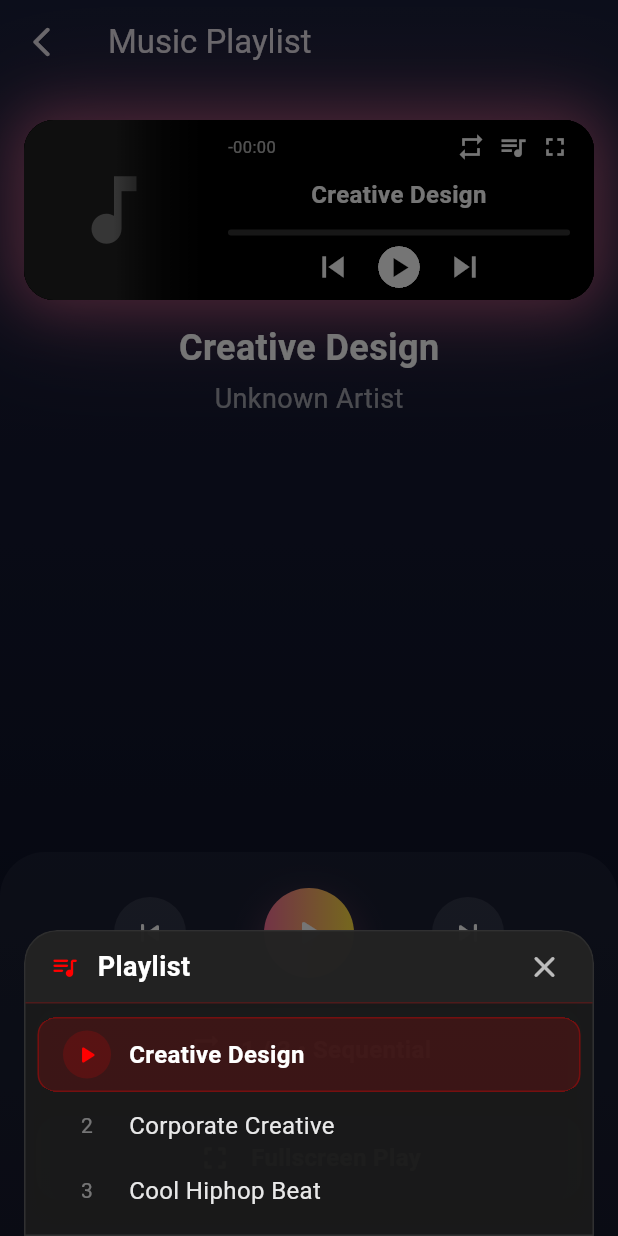
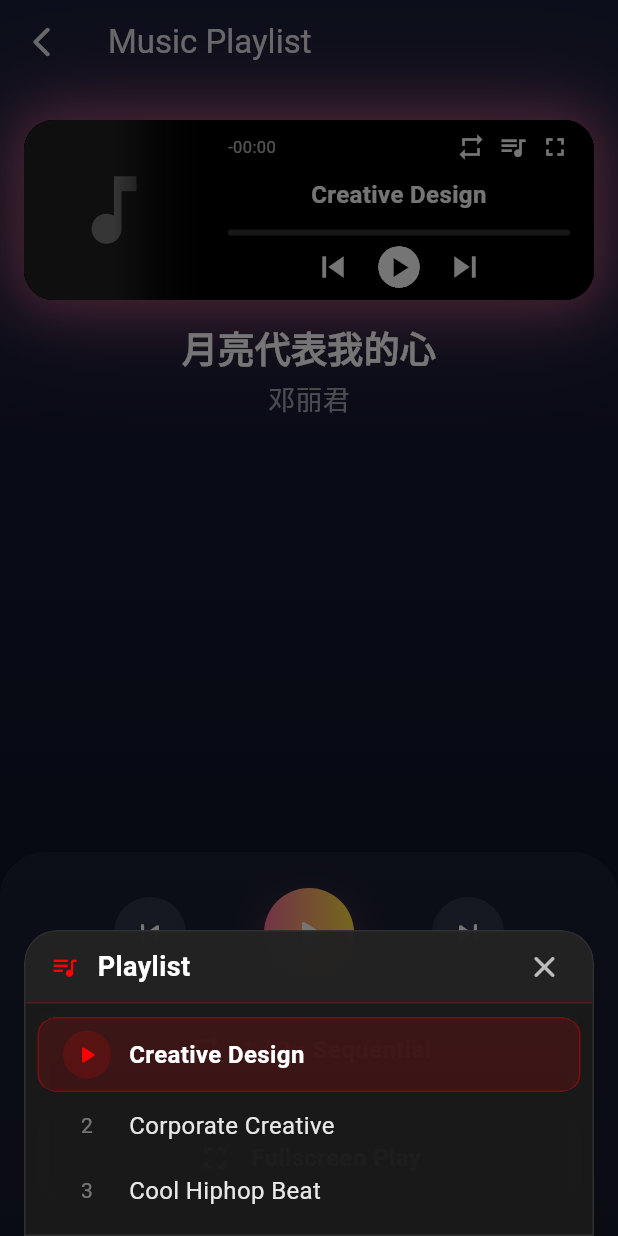
Before and after one commit to ITVAPP/iappplayer, a Flutter app: the MusicPlaylistExample screen opened directly, after a tap on the "queue music" icon, on a phone screen of 412 x 824 dp. Run offline on Flutter 3.47's test engine with Material 3 defaults, Android fonts, the phone set to English and light mode, and no system bars; our stand-ins replace flutter_widget_from_html_core, visibility_detector, wakelock_plus; statements that could not run were skipped.

Commit message:
Update music_playlist_page.dart

```diff
--- a/example/lib/music_playlist_page.dart
+++ b/example/lib/music_playlist_page.dart
@@ -54,9 +54,9 @@ class _MusicPlaylistExampleState extends State<MusicPlaylistExample>
       dataSourceType: IAppPlayerDataSourceType.file,
       titles: ['Creative Design', 'Corporate Creative', 'Cool Hiphop Beat'],
       imageUrls: [
-        'https://www.itvapp.net/images/logo-1.png',
-        'https://www.itvapp.net/images/logo-1.png',
-        'https://www.itvapp.net/images/logo-1.png',
+        'assets/images/song1.png',
+        'assets/images/song2.png',
+        'assets/images/song3.png',
       ],
       subtitleContents: subtitleContents.isNotEmpty ? subtitleContents : null,
       audioOnly: true,
@@ -160,8 +160,8 @@ class _MusicPlaylistExampleState extends State<MusicPlaylistExample>
   Widget build(BuildContext context) {
     final l10n = AppLocalizations.of(context);
     final totalSongs = _playlistController?.dataSourceList.length ?? 0;
-    final titles = ['Creative Design', 'Corporate Creative', 'Cool Hiphop Beat'];
-    final artists = ['Unknown Artist', 'Unknown Artist', 'Unknown Artist'];
+    final titles = ['月亮代表我的心', 'Are You That Somebody', 'My Love Is Your Love'];
+    final artists = ['邓丽君', 'Aaliyah', 'Whitney Houston'];
 
     return Scaffold(
       extendBodyBehindAppBar: true,
```
